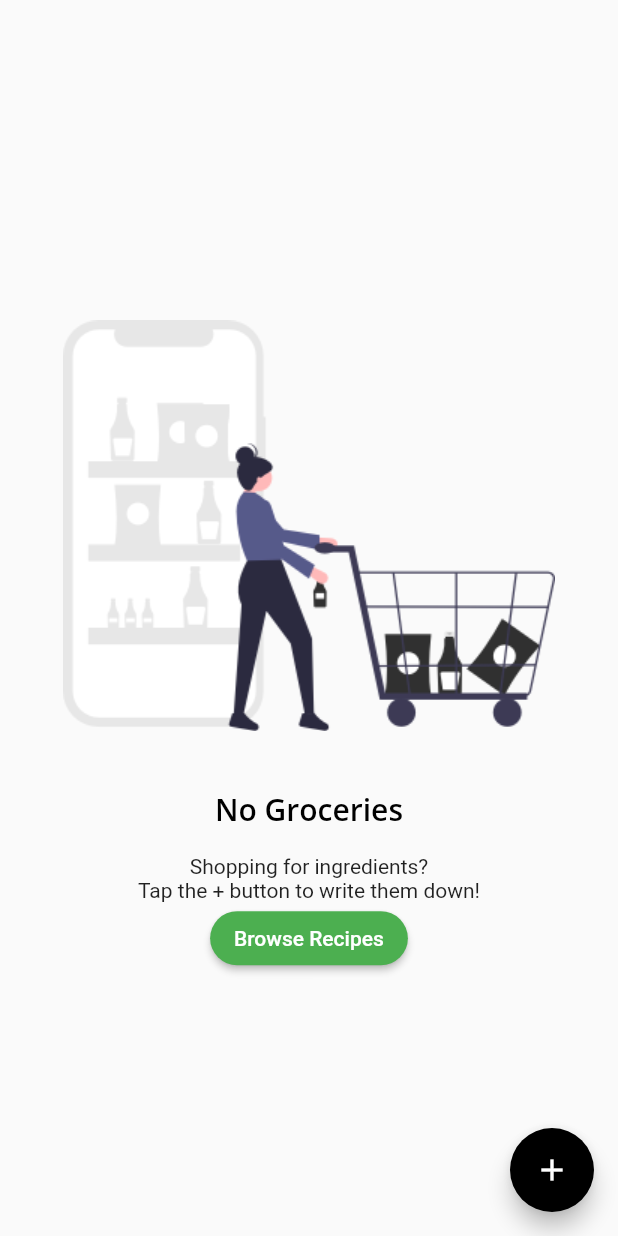
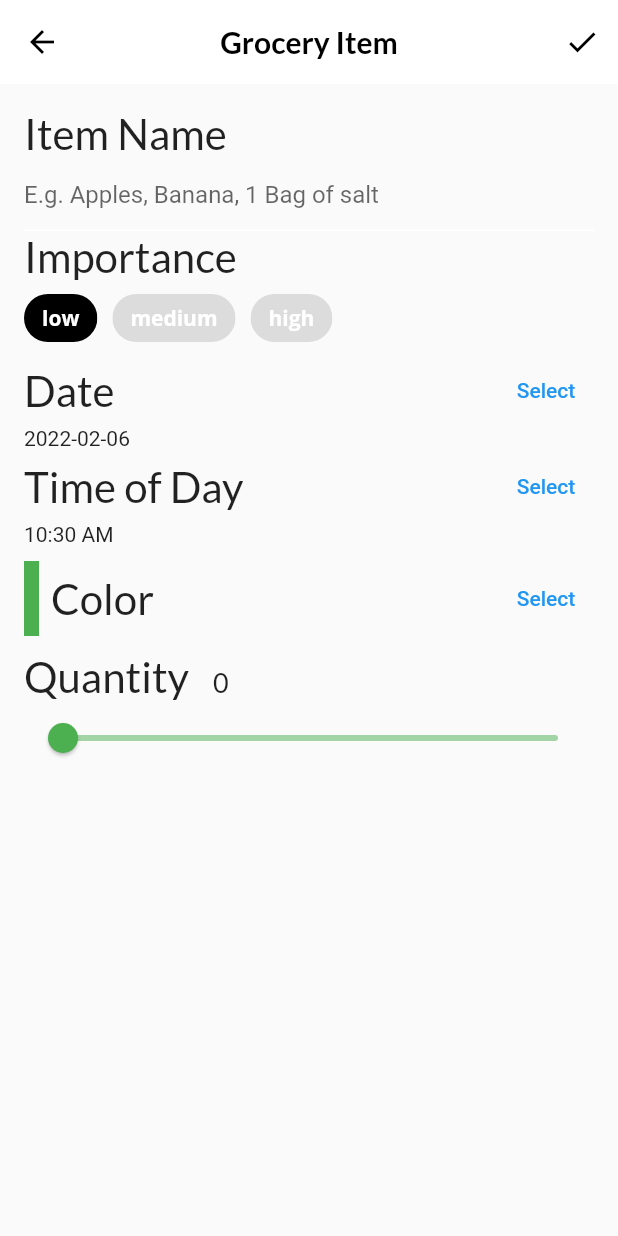
Before and after one commit to itsjatinnagar/Flutter-Apprentice, a Flutter app: the GroceryScreen screen opened directly, after a tap on the "add" icon, on a phone screen of 412 x 824 dp. Run offline on Flutter 3.47's test engine with Material 2 defaults, Android fonts, the phone set to English and light mode, and no system bars; our stand-ins replace flutter_colorpicker, google_fonts; project files that could hold a hidden picture were left out.

Commit message:
Creating the screen to add grocery items - Done

```diff
--- /dev/null
+++ b/06-interactive-widgets/projects/starter/lib/screens/grocery_item_screen.dart
@@ -0,0 +1,329 @@
+import 'package:flutter/material.dart';
+import 'package:google_fonts/google_fonts.dart';
+import 'package:flutter_colorpicker/flutter_colorpicker.dart';
+import 'package:intl/intl.dart';
+import 'package:uuid/uuid.dart';
+
+import '../models/models.dart';
+
+class GroceryItemScreen extends StatefulWidget {
+  final Function(GroceryItem) onCreate;
+  final Function(GroceryItem) onUpdate;
+  final GroceryItem? originalItem;
+  final bool isUpdating;
+  const GroceryItemScreen({
+    Key? key,
+    required this.onCreate,
+    required this.onUpdate,
+    this.originalItem,
+  })  : isUpdating = (originalItem != null),
+        super(key: key);
+
+  @override
+  _GroceryItemScreenState createState() => _GroceryItemScreenState();
+}
+
+class _GroceryItemScreenState extends State<GroceryItemScreen> {
+  final _nameController = TextEditingController();
+  String _name = '';
+  Importance _importance = Importance.low;
+  DateTime _dueDate = DateTime.now();
+  TimeOfDay _timeOfDay = TimeOfDay.now();
+  Color _currentColor = Colors.green;
+  int _currentSliderValue = 0;
+
+  @override
+  void initState() {
+    super.initState();
+    final originalItem = widget.originalItem;
+    if (originalItem != null) {
+      _nameController.text = originalItem.name;
+      _name = originalItem.name;
+      _currentSliderValue = originalItem.quantity;
+      _importance = originalItem.importance;
+      _currentColor = originalItem.color;
+      final date = originalItem.date;
+      _timeOfDay = TimeOfDay(hour: date.hour, minute: date.minute);
+      _dueDate = date;
+    }
+
+    _nameController.addListener(() {
+      setState(() {
+        _name = _nameController.text;
+      });
+    });
+  }
+
+  @override
+  void dispose() {
+    _nameController.dispose();
+    super.dispose();
+  }
+
+  @override
+  Widget build(BuildContext context) {
+    return Scaffold(
+      appBar: AppBar(
+        actions: [
+          IconButton(
+            onPressed: () {},
+            icon: const Icon(Icons.check),
+          ),
+        ],
+        elevation: 0.0,
+        title: Text(
+          'Grocery Item',
+          style: GoogleFonts.lato(fontWeight: FontWeight.w600),
+        ),
+        centerTitle: true,
+      ),
+      body: Container(
+        padding: const EdgeInsets.all(16.0),
+        child: ListView(
+          children: [
+            buildNameField(),
+            buildImportanceField(),
+            buildDateField(context),
+            buildTimeField(context),
+            const SizedBox(height: 10.0),
+            buildColorPicker(context),
+            const SizedBox(height: 10.0),
+            buildQuantityField(),
+          ],
+        ),
+      ),
+    );
+  }
+
+  Widget buildNameField() {
+    return Column(
+      crossAxisAlignment: CrossAxisAlignment.start,
+      children: [
+        Text(
+          'Item Name',
+          style: GoogleFonts.lato(fontSize: 28.0),
+        ),
+        TextField(
+          controller: _nameController,
+          cursorColor: _currentColor,
+          decoration: InputDecoration(
+            hintText: 'E.g. Apples, Banana, 1 Bag of salt',
+            enabledBorder: const UnderlineInputBorder(
+              borderSide: BorderSide(color: Colors.white),
+            ),
+            focusedBorder: UnderlineInputBorder(
+              borderSide: BorderSide(color: _currentColor),
+            ),
+            border: UnderlineInputBorder(
+              borderSide: BorderSide(color: _currentColor),
+            ),
+          ),
+        ),
+      ],
+    );
+  }
+
+  Widget buildImportanceField() {
+    return Column(
+      crossAxisAlignment: CrossAxisAlignment.start,
+      children: [
+        Text(
+          'Importance',
+          style: GoogleFonts.lato(fontSize: 28.0),
+        ),
+        Wrap(
+          spacing: 10.0,
+          children: [
+            ChoiceChip(
+              selectedColor: Colors.black,
+              selected: _importance == Importance.low,
+              label: const Text(
+                'low',
+                style: TextStyle(color: Colors.white),
+              ),
+              onSelected: (selected) {
+                setState(() => _importance = Importance.low);
+              },
+            ),
+            ChoiceChip(
+              selectedColor: Colors.black,
+              selected: _importance == Importance.medium,
+              label: const Text(
+                'medium',
+                style: TextStyle(color: Colors.white),
+              ),
+              onSelected: (selected) {
+                setState(() => _importance = Importance.medium);
+              },
+            ),
+            ChoiceChip(
+              selectedColor: Colors.black,
+              selected: _importance == Importance.high,
+              label: const Text(
+                'high',
+                style: TextStyle(color: Colors.white),
+              ),
+              onSelected: (selected) {
+                setState(() => _importance = Importance.high);
+              },
+            ),
+          ],
+        )
+      ],
+    );
+  }
+
+  Widget buildDateField(BuildContext context) {
+    return Column(
+      crossAxisAlignment: CrossAxisAlignment.start,
+      children: [
+        Row(
+          mainAxisAlignment: MainAxisAlignment.spaceBetween,
+          children: [
+            Text(
+              'Date',
+              style: GoogleFonts.lato(fontSize: 28.0),
+            ),
+            TextButton(
+              child: const Text('Select'),
+              onPressed: () async {
+                final currentDate = DateTime.now();
+                final selectedDate = await showDatePicker(
+                  context: context,
+                  initialDate: currentDate,
+                  firstDate: currentDate,
+                  lastDate: DateTime(currentDate.year + 5),
+                );
+                setState(() {
+                  if (selectedDate != null) {
+                    _dueDate = selectedDate;
+                  }
+                });
+              },
+            ),
+          ],
+        ),
+        Text('${DateFormat('yyyy-MM-dd').format(_dueDate)}'),
+      ],
+    );
+  }
+
+  Widget buildTimeField(BuildContext context) {
+    return Column(
+      crossAxisAlignment: CrossAxisAlignment.start,
+      children: [
+        Row(
+          mainAxisAlignment: MainAxisAlignment.spaceBetween,
+          children: [
+            Text(
+              'Time of Day',
+              style: GoogleFonts.lato(fontSize: 28.0),
+            ),
+            TextButton(
+              child: const Text('Select'),
+              onPressed: () async {
+                final timeOfDay = await showTimePicker(
+                  initialTime: TimeOfDay.now(),
+                  context: context,
+                );
+                setState(() {
+                  if (timeOfDay != null) {
+                    _timeOfDay = timeOfDay;
+                  }
+                });
+              },
+            ),
+          ],
+        ),
+        Text('${_timeOfDay.format(context)}'),
+      ],
+    );
+  }
+
+  Widget buildColorPicker(BuildContext context) {
+    return Row(
+      mainAxisAlignment: MainAxisAlignment.spaceBetween,
+      children: [
+        Row(
+          children: [
+            Container(
+              height: 50.0,
+              width: 10.0,
+              color: _currentColor,
+            ),
+            const SizedBox(width: 8.0),
+            Text(
+              'Color',
+              style: GoogleFonts.lato(fontSize: 28.0),
+            ),
+          ],
+        ),
+        TextButton(
+          child: const Text('Select'),
+          onPressed: () {
+            showDialog(
+              context: context,
+              builder: (context) {
+                return AlertDialog(
+                  content: BlockPicker(
+                    pickerColor: _currentColor,
+                    onColorChanged: (color) {
+                      setState(() => _currentColor = color);
+                    },
+                  ),
+                  actions: [
+                    TextButton(
+                      child: const Text('Save'),
+                      onPressed: () {
+                        Navigator.of(context).pop();
+                      },
+                    ),
+                  ],
+                );
+              },
+            );
+          },
+        ),
+      ],
+    );
+  }
+
+  Widget buildQuantityField() {
+    return Column(
+      crossAxisAlignment: CrossAxisAlignment.start,
+      children: [
+        Row(
+          crossAxisAlignment: CrossAxisAlignment.baseline,
+          textBaseline: TextBaseline.alphabetic,
+          children: [
+            Text(
+              'Quantity',
+              style: GoogleFonts.lato(fontSize: 28.0),
+            ),
+            const SizedBox(width: 16.0),
+            Text(
+              _currentSliderValue.toInt().toString(),
+              style: GoogleFonts.lato(fontSize: 18.0),
+            ),
+          ],
+        ),
+        Slider(
+          inactiveColor: _currentColor.withOpacity(0.5),
+          activeColor: _currentColor,
+          value: _currentSliderValue.toDouble(),
+          min: 0.0,
+          max: 100.0,
+          divisions: 100,
+          label: _currentSliderValue.toInt().toString(),
+          onChanged: (double value) {
+            setState(
+              () {
+                _currentSliderValue = value.toInt();
+              },
+            );
+          },
+        ),
+      ],
+    );
+  }
+}
--- a/06-interactive-widgets/projects/starter/lib/screens/grocery_screen.dart
+++ b/06-interactive-widgets/projects/starter/lib/screens/grocery_screen.dart
@@ -3,6 +3,7 @@ import 'package:provider/provider.dart';
 
 import '../models/models.dart';
 import 'empty_grocery_screen.dart';
+import 'grocery_item_screen.dart';
 
 class GroceryScreen extends StatelessWidget {
   const GroceryScreen({Key? key}) : super(key: key);
@@ -12,7 +13,21 @@ class GroceryScreen extends StatelessWidget {
     return Scaffold(
       floatingActionButton: FloatingActionButton(
         child: const Icon(Icons.add),
-        onPressed: () {},
+        onPressed: () {
+          final manager = Provider.of<GroceryManager>(context, listen: false);
+          Navigator.push(
+            context,
+            MaterialPageRoute(
+              builder: (context) => GroceryItemScreen(
+                onCreate: (item) {
+                  manager.addItem(item);
+                  Navigator.pop(context);
+                },
+                onUpdate: (item) {},
+              ),
+            ),
+          );
+        },
       ),
       body: buildGroceryScreen(),
     );
```
